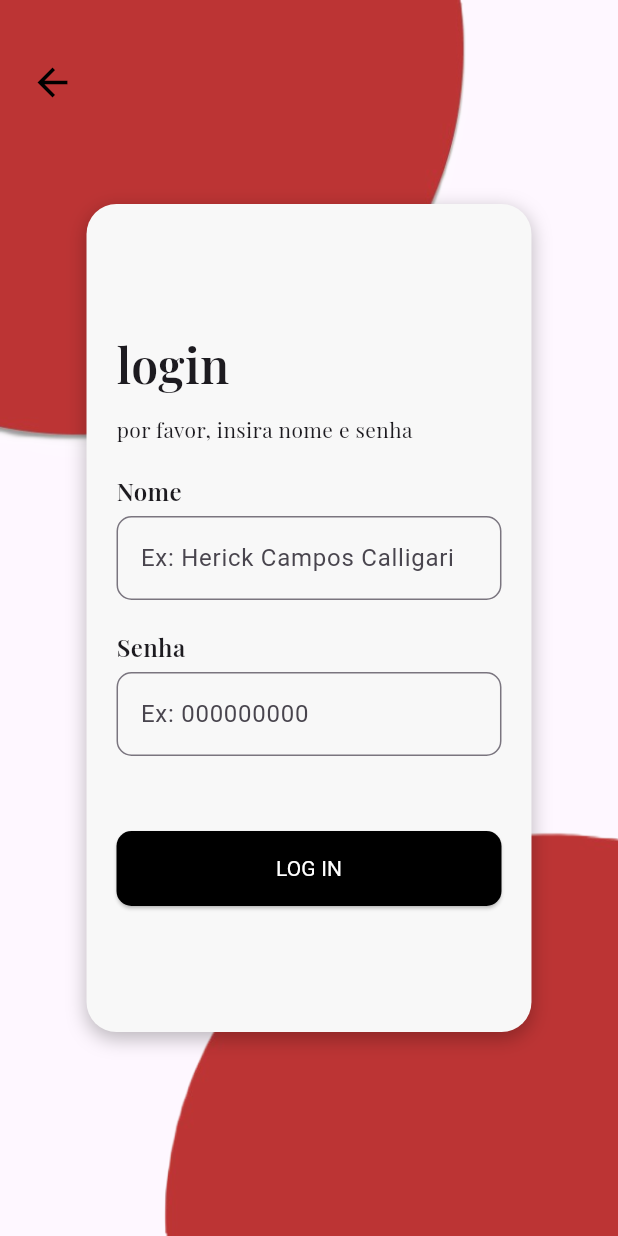
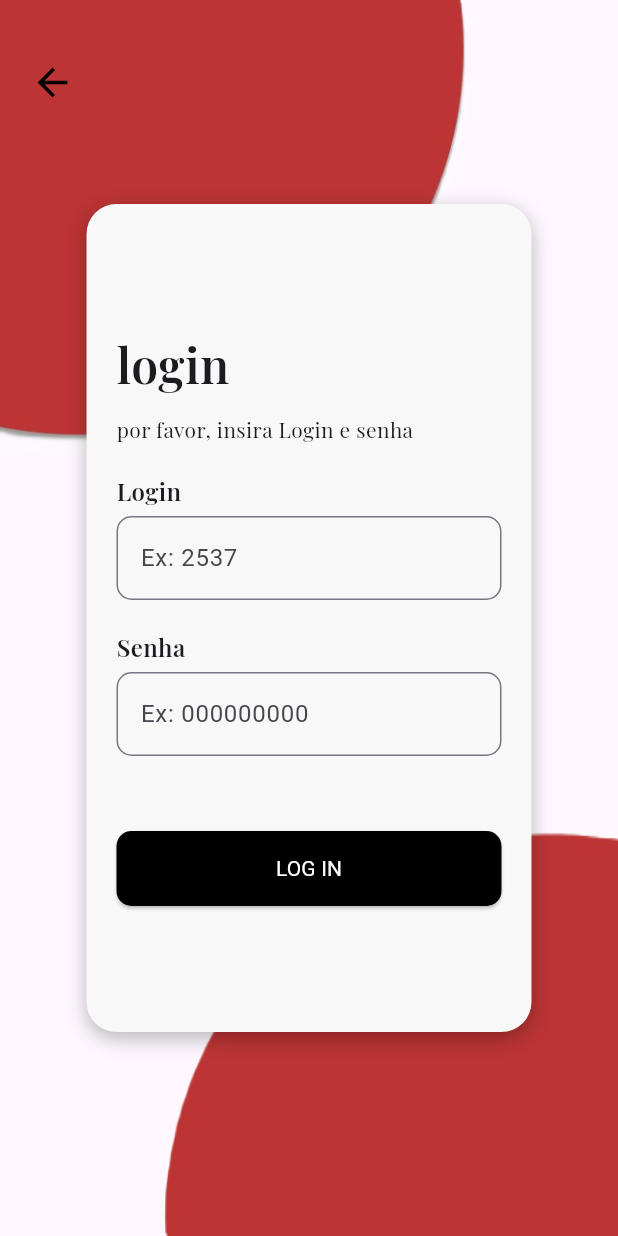
Before and after one commit to HerickCallegari/Aplicativo_takasukonomuro, a Flutter app: the screen it shows after launch, after a tap on "Entrar", on a phone screen of 412 x 824 dp. Run offline on Flutter 3.47's test engine with Material 3 defaults, Android fonts, the phone set to English and light mode, and no system bars; our stand-ins replace flutter_dotenv, supabase_flutter; accounts and stored records are empty; project files that could hold a hidden picture were left out.

Commit message:
iniciando a implementação do banco

```diff
--- a/lib/Pages/LoginPage.dart
+++ b/lib/Pages/LoginPage.dart
@@ -1,4 +1,5 @@
 import 'package:flutter/material.dart';
+import 'package:supabase_flutter/supabase_flutter.dart';
 import 'package:takasukonomuro/Pages/GerentePage.dart';
 import 'package:takasukonomuro/Pages/MesasPage.dart';
 import 'package:takasukonomuro/models/Cargo.dart';
@@ -13,14 +14,10 @@ class LoginPage extends StatefulWidget {
 
 class _LoginPageState extends State<LoginPage> {
   final _formKey = GlobalKey<FormState>();
-  String nome = '';
+  String login = '';
   String senha = '';
   String? errorMessage;
 
-  List<Funcionario> funcionarios = [
-    Funcionario(nome: "herick", senha: "123", cargo: Cargo.Garcom),
-    Funcionario(nome: "Kiria", senha: "123", cargo: Cargo.Gerente),
-  ];
 
   @override
   Widget build(BuildContext context) {
@@ -87,13 +84,13 @@ class _LoginPageState extends State<LoginPage> {
                           ),
                           const SizedBox(height: 10),
                           const Text(
-                            'por favor, insira nome e senha',
+                            'por favor, insira Login e senha',
                             style: TextStyle(
                                 fontSize: 14, fontFamily: 'PlayFairDisplay'),
                           ),
                           const SizedBox(height: 20),
                           const Text(
-                            'Nome',
+                            'Login',
                             style: TextStyle(
                                 fontSize: 16,
                                 fontWeight: FontWeight.bold,
@@ -101,10 +98,10 @@ class _LoginPageState extends State<LoginPage> {
                           ),
                           const SizedBox(height: 5),
                           TextFormField(
-                            onChanged: (value) => nome = value,
+                            onChanged: (value) => login = value,
                             validator: (value) {
                               if (value == null || value.isEmpty) {
-                                return 'Por favor, insira o nome';
+                                return 'Por favor, insira o Login';
                               }
                               return null;
                             },
@@ -114,7 +111,7 @@ class _LoginPageState extends State<LoginPage> {
                               border: OutlineInputBorder(
                                 borderRadius: BorderRadius.circular(10),
                               ),
-                              hintText: 'Ex: Herick Campos Calligari',
+                              hintText: 'Ex: 2537',
                               hintStyle: const TextStyle(fontFamily: 'Roboto'),
                             ),
                           ),
@@ -162,7 +159,7 @@ class _LoginPageState extends State<LoginPage> {
                                 Funcionario? funcionario =
                                     funcionarios.firstWhere(
                                         (Funcionario func) =>
-                                            func.GetNome() == nome,
+                                            (await Supabase.instance.client.from('Funcionarios').select('Senha')) as String == nome,
                                         orElse: null);
 
                                 if (funcionario == null) {
--- a/lib/main.dart
+++ b/lib/main.dart
@@ -1,7 +1,17 @@
 import 'package:flutter/material.dart';
+import 'package:flutter_dotenv/flutter_dotenv.dart';
 import 'package:takasukonomuro/MyApp.dart';
+import 'package:supabase_flutter/supabase_flutter.dart';
 
-void main() {
-  // teste commit juntos
+Future<void> main() async {
+  WidgetsFlutterBinding.ensureInitialized();
+
+  await dotenv.load(fileName: 'assets/Dev.env');
+
+  await Supabase.initialize(
+    url: dotenv.env['SUPABASE_URL']!,
+    anonKey: dotenv.env['SUPABASE_ANON_KEY']!,
+  );
+
   runApp(const MyApp());
 }
```
Also changed, not shown: pubspec.yaml (+4 -4 lines), pubspec.lock, 6 other files.
